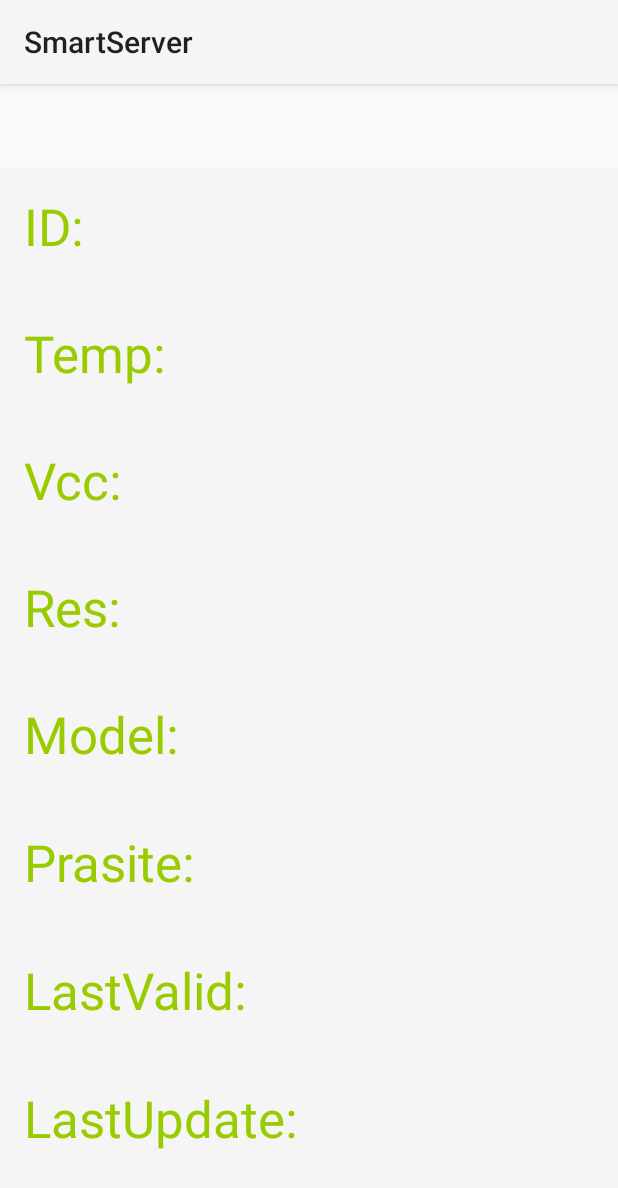
After one commit to boarboar/smart1, an Android app: the fragment SensorDetailFragment shown on its own in the app's theme, on a phone screen of 412 x 824 dp. The commit adds this screen. Shown: the top 1188 px of the screen. Run offline under Robolectric (Android 15) with nearby library versions, the phone set to English and light mode, and no system bars; network calls fail.

Commit message:
msg logging

```diff
--- a/server/app/src/main/java/com/boar/smartserver/UI/SensorDetailActivity.kt
+++ b/server/app/src/main/java/com/boar/smartserver/UI/SensorDetailActivity.kt
@@ -67,6 +67,7 @@ class SensorDetailActivity() : BaseActivity(), ToolbarManager {
                 sensor_par.text = "${parasite}"
                 sensor_last_updated.text = if (updated != 0L) DateUtils.convertTime(updated) else "--:--:--"
                 sensor_last_valid.text = if (lastValidMeasTime != 0L) DateUtils.convertTime(lastValidMeasTime) else "--:--:--"
+                sensor_msg.text = msg
                 /*
                 sensor_status.text = if(validated) "Good" else "Bad"
                 */
--- /dev/null
+++ b/server/app/src/main/java/com/boar/smartserver/UI/SensorDetailFragment.kt
@@ -0,0 +1,20 @@
+package com.boar.smartserver.UI
+
+import android.os.Bundle
+import android.support.v4.app.Fragment
+import android.view.LayoutInflater
+import android.view.View
+import android.view.ViewGroup
+import com.boar.smartserver.R
+
+class SensorDetailFragment : Fragment() {
+
+    //val tag = "Sensor Detail fragment"
+    override fun onCreateView(
+            inflater: LayoutInflater, container: ViewGroup?, savedInstanceState: Bundle?
+    ): View? {
+        val view = inflater?.inflate(R.layout.fragment_sensor_details, container, false)
+
+        return view
+    }
+}
--- a/server/app/src/main/java/com/boar/smartserver/UI/SensorListAdapter.kt
+++ b/server/app/src/main/java/com/boar/smartserver/UI/SensorListAdapter.kt
@@ -37,7 +37,7 @@ class SensorListAdapter(private val presenter : MainPresenter,
                  itemView.temperature.text = "${temperatureAsString}º"
                  itemView.vcc.text = "${vccAsString} v"
                  if(validated) {
-                     itemView.status.text = if(updated !=0L ) "Ok" else ""
+                     itemView.status.text = if(updated !=0L ) "\u2713" else ""
                      itemView.status.setTextColor(ctx.resolveColor(android.R.color.holo_green_light))
                  } else {
                      itemView.status.text = "\u2717"
--- a/server/app/src/main/java/com/boar/smartserver/domain/DomainClasses.kt
+++ b/server/app/src/main/java/com/boar/smartserver/domain/DomainClasses.kt
@@ -30,7 +30,7 @@ class SensorList : ArrayList<Sensor>() {
         try {
             val newmeas = gson.fromJson(text, SensorMeasurement::class.java)
             val valid = newmeas.temp10.toInt() != -1270
-            return newmeas.copy(updated=System.currentTimeMillis(), validated=valid)
+            return newmeas.copy(updated=System.currentTimeMillis(), validated=valid, msg = text)
         } catch (t: Throwable) {
             Log.w(tag, "Json error: ${t.message}")
             return null
@@ -137,6 +137,10 @@ data class Sensor(val id: Short, val description: String,
     val vccAsString : String
         get() = if(meas!=null) "${(meas.vcc1000/10).toFloat()/100f}" else "-.--"
 
+    val msg : String
+        get() = meas?.msg ?: "none"
+
+
     fun validate() : Boolean = id>0 && description.isNotEmpty()
 
 }
@@ -153,5 +157,6 @@ data class SensorMeasurement(
         @SerializedName("T") val temp10: Short,
         @SerializedName("V") val vcc1000: Short,
         val updated: Long=System.currentTimeMillis(),
-        val validated: Boolean = false
+        val validated: Boolean = false,
+        val msg: String = ""
 )
--- a/server/app/src/main/res/layout/activity_sensor_details.xml
+++ b/server/app/src/main/res/layout/activity_sensor_details.xml
@@ -10,7 +10,7 @@
         android:layout_width="match_parent"
         android:layout_height="match_parent"
         android:layout_marginTop="?attr/actionBarSize"
-        android:padding="@dimen/spacing_xlarge"
+        android:padding="@dimen/spacing_medium"
         android:background="?attr/colorPrimary"
         android:orientation="vertical"
         >
@@ -216,6 +216,32 @@
                 tools:text="--"/>
         </RelativeLayout>
 
+        <RelativeLayout
+            android:layout_width="match_parent"
+            android:layout_height="wrap_content"
+            android:layout_weight="1"
+            android:orientation="horizontal">
+            <TextView
+                android:layout_width="wrap_content"
+                android:layout_height="wrap_content"
+                android:textAppearance="@style/TextAppearance.AppCompat.Display1"
+                android:textColor = "@android:color/holo_green_light"
+                android:layout_alignParentLeft = "true"
+                android:gravity="center_vertical"
+                android:text="Msg:"/>
+
+            <TextView
+                android:id="@+id/sensor_msg"
+                android:layout_width="wrap_content"
+                android:layout_height="wrap_content"
+                android:textAppearance="@style/TextAppearance.AppCompat.Display1"
+                android:textColor = "@android:color/holo_green_light"
+                android:layout_alignParentRight = "true"
+                android:gravity="center_vertical"
+                tools:text="--"/>
+        </RelativeLayout>
+
+
     </LinearLayout>
 
 </FrameLayout>
--- /dev/null
+++ b/server/app/src/main/res/layout/activity_sensor_pager.xml
@@ -0,0 +1,23 @@
+<FrameLayout xmlns:android="http://schemas.android.com/apk/res/android"
+    android:layout_width="match_parent"
+    android:layout_height="match_parent"
+    xmlns:tools="http://schemas.android.com/tools"
+    xmlns:app="http://schemas.android.com/apk/res-auto"
+    android:orientation="vertical">
+
+    <include layout="@layout/toolbar"/>
+
+    <android.support.design.widget.TabLayout
+        android:id="@+id/sliding_tabs"
+        android:layout_width="match_parent"
+        android:layout_height="wrap_content"
+        app:tabMode="fixed" />
+
+    <android.support.v4.view.ViewPager
+        android:id="@+id/viewpager"
+        android:layout_width="match_parent"
+        android:layout_height="0dp"
+        android:layout_weight="1"
+        android:background="@android:color/white" />
+
+</FrameLayout>
--- /dev/null
+++ b/server/app/src/main/res/layout/fragment_sensor_details.xml
@@ -0,0 +1,212 @@
+<?xml version="1.0" encoding="utf-8"?>
+<LinearLayout android:layout_width="match_parent"
+    android:layout_height="match_parent"
+    android:layout_marginTop="?attr/actionBarSize"
+    android:padding="@dimen/spacing_xlarge"
+    android:background="?attr/colorPrimary"
+    android:orientation="vertical"
+    xmlns:tools="http://schemas.android.com/tools"
+    xmlns:android="http://schemas.android.com/apk/res/android">
+
+    <RelativeLayout
+        android:layout_width="match_parent"
+        android:layout_height="wrap_content"
+        android:layout_weight="1"
+        android:orientation="horizontal">
+        <TextView
+            android:layout_width="wrap_content"
+            android:layout_height="wrap_content"
+            android:textAppearance="@style/TextAppearance.AppCompat.Display1"
+            android:textColor = "@android:color/holo_green_light"
+            android:layout_alignParentLeft = "true"
+            android:gravity="center_vertical"
+            android:text="ID:"/>
+
+        <TextView
+            android:id="@+id/sensor_id"
+            android:layout_width="wrap_content"
+            android:layout_height="wrap_content"
+            android:textAppearance="@style/TextAppearance.AppCompat.Display1"
+            android:textColor = "@android:color/holo_green_light"
+            android:layout_alignParentRight = "true"
+            android:gravity="center_vertical"
+            tools:text="000"/>
+    </RelativeLayout>
+
+    <RelativeLayout
+        android:layout_width="match_parent"
+        android:layout_height="wrap_content"
+        android:layout_weight="1"
+        android:orientation="horizontal">
+        <TextView
+            android:layout_width="wrap_content"
+            android:layout_height="wrap_content"
+            android:textAppearance="@style/TextAppearance.AppCompat.Display1"
+            android:textColor = "@android:color/holo_green_light"
+            android:layout_alignParentLeft = "true"
+            android:gravity="center_vertical"
+            android:text="Temp:"/>
+
+        <TextView
+            android:id="@+id/sensor_temperature"
+            android:layout_width="wrap_content"
+            android:layout_height="wrap_content"
+            android:textAppearance="@style/TextAppearance.AppCompat.Display1"
+            android:textColor = "@android:color/holo_green_light"
+            android:layout_alignParentRight = "true"
+            android:gravity="center_vertical"
+            tools:text="--º"/>
+    </RelativeLayout>
+
+    <RelativeLayout
+        android:layout_width="match_parent"
+        android:layout_height="wrap_content"
+        android:layout_weight="1"
+        android:orientation="horizontal">
+        <TextView
+            android:layout_width="wrap_content"
+            android:layout_height="wrap_content"
+            android:textAppearance="@style/TextAppearance.AppCompat.Display1"
+            android:textColor = "@android:color/holo_green_light"
+            android:layout_alignParentLeft = "true"
+            android:gravity="center_vertical"
+            android:text="Vcc:"/>
+
+        <TextView
+            android:id="@+id/sensor_vcc"
+            android:layout_width="wrap_content"
+            android:layout_height="wrap_content"
+            android:textAppearance="@style/TextAppearance.AppCompat.Display1"
+            android:textColor = "@android:color/holo_green_light"
+            android:layout_alignParentRight = "true"
+            android:gravity="center_vertical"
+            tools:text="--"/>
+    </RelativeLayout>
+
+    <RelativeLayout
+        android:layout_width="match_parent"
+        android:layout_height="wrap_content"
+        android:layout_weight="1"
+        android:orientation="horizontal">
+        <TextView
+            android:layout_width="wrap_content"
+            android:layout_height="wrap_content"
+            android:textAppearance="@style/TextAppearance.AppCompat.Display1"
+            android:textColor = "@android:color/holo_green_light"
+            android:layout_alignParentLeft = "true"
+            android:gravity="center_vertical"
+            android:text="Res:"/>
+
+        <TextView
+            android:id="@+id/sensor_res"
+            android:layout_width="wrap_content"
+            android:layout_height="wrap_content"
+            android:textAppearance="@style/TextAppearance.AppCompat.Display1"
+            android:textColor = "@android:color/holo_green_light"
+            android:layout_alignParentRight = "true"
+            android:gravity="center_vertical"
+            tools:text="--"/>
+    </RelativeLayout>
+
+    <RelativeLayout
+        android:layout_width="match_parent"
+        android:layout_height="wrap_content"
+        android:layout_weight="1"
+        android:orientation="horizontal">
+        <TextView
+            android:layout_width="wrap_content"
+            android:layout_height="wrap_content"
+            android:textAppearance="@style/TextAppearance.AppCompat.Display1"
+            android:textColor = "@android:color/holo_green_light"
+            android:layout_alignParentLeft = "true"
+            android:gravity="center_vertical"
+            android:text="Model:"/>
+
+        <TextView
+            android:id="@+id/sensor_model"
+            android:layout_width="wrap_content"
+            android:layout_height="wrap_content"
+            android:textAppearance="@style/TextAppearance.AppCompat.Display1"
+            android:textColor = "@android:color/holo_green_light"
+            android:layout_alignParentRight = "true"
+            android:gravity="center_vertical"
+            tools:text="--"/>
+    </RelativeLayout>
+
+    <RelativeLayout
+        android:layout_width="match_parent"
+        android:layout_height="wrap_content"
+        android:layout_weight="1"
+        android:orientation="horizontal">
+        <TextView
+            android:layout_width="wrap_content"
+            android:layout_height="wrap_content"
+            android:textAppearance="@style/TextAppearance.AppCompat.Display1"
+            android:textColor = "@android:color/holo_green_light"
+            android:layout_alignParentLeft = "true"
+            android:gravity="center_vertical"
+            android:text="Prasite:"/>
+
+        <TextView
+            android:id="@+id/sensor_par"
+            android:layout_width="wrap_content"
+            android:layout_height="wrap_content"
+            android:textAppearance="@style/TextAppearance.AppCompat.Display1"
+            android:textColor = "@android:color/holo_green_light"
+            android:layout_alignParentRight = "true"
+            android:gravity="center_vertical"
+            tools:text="--"/>
+    </RelativeLayout>
+
+    <RelativeLayout
+        android:layout_width="match_parent"
+        android:layout_height="wrap_content"
+        android:layout_weight="1"
+        android:orientation="horizontal">
+        <TextView
+            android:layout_width="wrap_content"
+            android:layout_height="wrap_content"
+            android:textAppearance="@style/TextAppearance.AppCompat.Display1"
+            android:textColor = "@android:color/holo_green_light"
+            android:layout_alignParentLeft = "true"
+            android:gravity="center_vertical"
+            android:text="LastValid:"/>
+
+        <TextView
+            android:id="@+id/sensor_last_valid"
+            android:layout_width="wrap_content"
+            android:layout_height="wrap_content"
+            android:textAppearance="@style/TextAppearance.AppCompat.Display1"
+            android:textColor = "@android:color/holo_green_light"
+            android:layout_alignParentRight = "true"
+            android:gravity="center_vertical"
+            tools:text="--"/>
+
+    </RelativeLayout>
+
+    <RelativeLayout
+        android:layout_width="match_parent"
+        android:layout_height="wrap_content"
+        android:layout_weight="1"
+        android:orientation="horizontal">
+        <TextView
+            android:layout_width="wrap_content"
+            android:layout_height="wrap_content"
+            android:textAppearance="@style/TextAppearance.AppCompat.Display1"
+            android:textColor = "@android:color/holo_green_light"
+            android:layout_alignParentLeft = "true"
+            android:gravity="center_vertical"
+            android:text="LastUpdate:"/>
+
+        <TextView
+            android:id="@+id/sensor_last_updated"
+            android:layout_width="wrap_content"
+            android:layout_height="wrap_content"
+            android:textAppearance="@style/TextAppearance.AppCompat.Display1"
+            android:textColor = "@android:color/holo_green_light"
+            android:layout_alignParentRight = "true"
+            android:gravity="center_vertical"
+            tools:text="--"/>
+    </RelativeLayout>
+
+</LinearLayout>
--- a/server/app/src/main/res/values/dimens.xml
+++ b/server/app/src/main/res/values/dimens.xml
@@ -1,6 +1,6 @@
 <resources>
     <dimen name="spacing_xlarge">16dp</dimen>
-
+    <dimen name="spacing_medium">8dp</dimen>
 
     <!-- Default screen margins, per the Android Design guidelines. -->
     <dimen name="activity_horizontal_margin">16dp</dimen>
```
